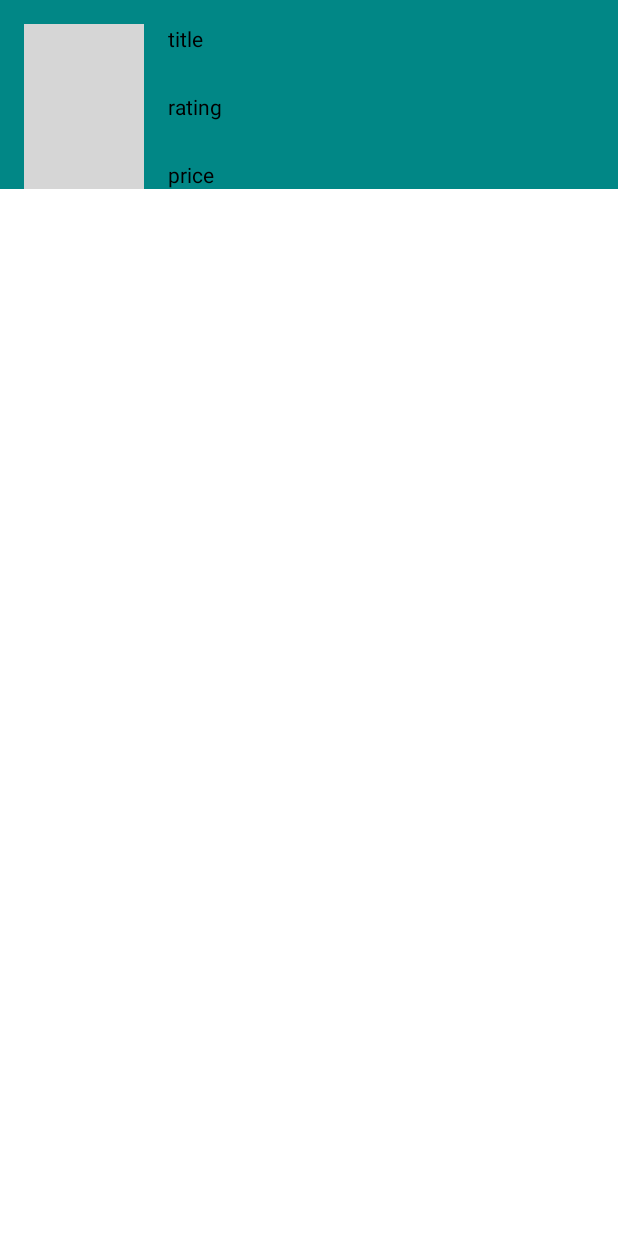
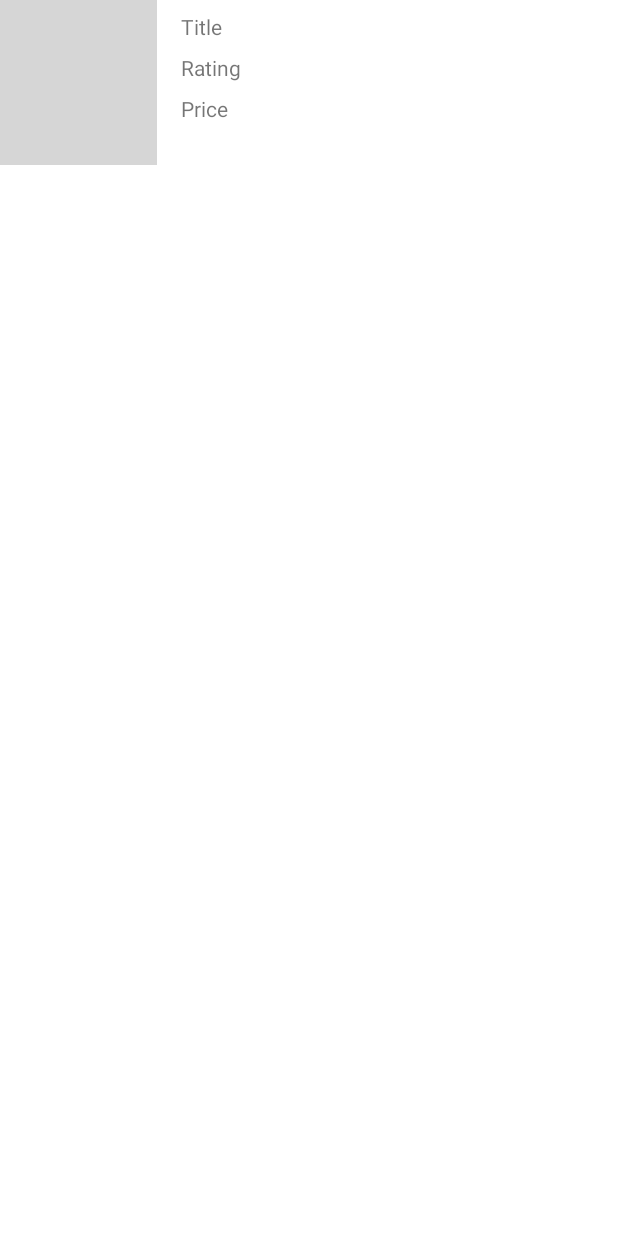
Before and after one commit to theKeval/BookSearch, an Android app: the layout booklist_item_view.xml on its own in the app's theme, with its tools: preview values and no code run, on a phone screen of 412 x 824 dp. Run offline under Robolectric (Android 15) with nearby library versions, the phone set to English and light mode, and no system bars; grey boxes are pictures that could not be loaded.

Commit message:
working after UI changes

```diff
--- a/app/src/main/res/layout/booklist_item_view.xml
+++ b/app/src/main/res/layout/booklist_item_view.xml
@@ -11,7 +11,62 @@
             type="com.example.booksearch.network.Book" />
     </data>
 
-    <androidx.constraintlayout.widget.ConstraintLayout
+    <LinearLayout
+        android:layout_width="match_parent"
+        android:layout_height="wrap_content"
+        android:orientation="horizontal"
+        android:paddingBottom="16dp">
+
+        <ImageView
+            android:id="@+id/imageView"
+            imageUrl="@{book.bookInfo.thumbnailLinks.smallThumbnail}"
+            android:layout_width="80dp"
+            android:layout_height="110dp"
+            android:layout_marginEnd="16dp"
+            android:layout_weight="0.1"
+            tools:srcCompat="@tools:sample/avatars" />
+
+        <LinearLayout
+            android:layout_width="wrap_content"
+            android:layout_height="wrap_content"
+            android:layout_weight="1"
+            android:orientation="vertical">
+
+            <TextView
+                android:id="@+id/textView3"
+                android:layout_width="match_parent"
+                android:layout_height="wrap_content"
+                android:layout_marginTop="8dp"
+                android:layout_marginBottom="8dp"
+                android:ellipsize="end"
+                android:singleLine="true"
+                android:text="@{book.bookInfo.title}"
+                tools:text="Title" />
+
+            <TextView
+                android:id="@+id/textView2"
+                setRating="@{book.bookInfo}"
+                android:layout_width="match_parent"
+                android:layout_height="wrap_content"
+                android:layout_marginBottom="8dp"
+                android:ellipsize="end"
+                android:singleLine="true"
+                tools:text="Rating" />
+
+            <TextView
+                android:id="@+id/textView"
+                setPrice="@{book.saleInfo.sellingPrice.amount}"
+                android:layout_width="match_parent"
+                android:layout_height="wrap_content"
+                android:ellipsize="end"
+                android:singleLine="true"
+                tools:text="Price" />
+
+        </LinearLayout>
+    </LinearLayout>
+
+
+    <!-- <androidx.constraintlayout.widget.ConstraintLayout
         android:layout_width="match_parent"
         android:layout_height="wrap_content"
         android:background="@color/teal_700">
@@ -76,6 +131,6 @@
             app:layout_constraintTop_toBottomOf="@+id/tv_rating"
             tools:text="price" />
 
-    </androidx.constraintlayout.widget.ConstraintLayout>
+    </androidx.constraintlayout.widget.ConstraintLayout> -->
 
 </layout>
--- a/app/src/main/res/layout/fragment_search.xml
+++ b/app/src/main/res/layout/fragment_search.xml
@@ -46,19 +46,18 @@
 
         <androidx.recyclerview.widget.RecyclerView
             android:id="@+id/rv_bookList"
-            listData="@{viewModel.searchResult.items}"
             android:layout_width="0dp"
             android:layout_height="0dp"
             android:layout_marginStart="16dp"
             android:layout_marginTop="16dp"
             android:layout_marginEnd="16dp"
             android:layout_marginBottom="16dp"
-            android:background="@color/purple_200"
-            app:layoutManager="androidx.recyclerview.widget.LinearLayoutManager"
             app:layout_constraintBottom_toBottomOf="parent"
             app:layout_constraintEnd_toEndOf="parent"
             app:layout_constraintStart_toStartOf="parent"
-            app:layout_constraintTop_toBottomOf="@+id/bookListHeader" />
+            app:layout_constraintTop_toBottomOf="@+id/bookListHeader"
+            app:layoutManager="androidx.recyclerview.widget.LinearLayoutManager"
+            listData="@{viewModel.searchResult.items}"/>
 
         <Button
             android:id="@+id/btn_search"
```
